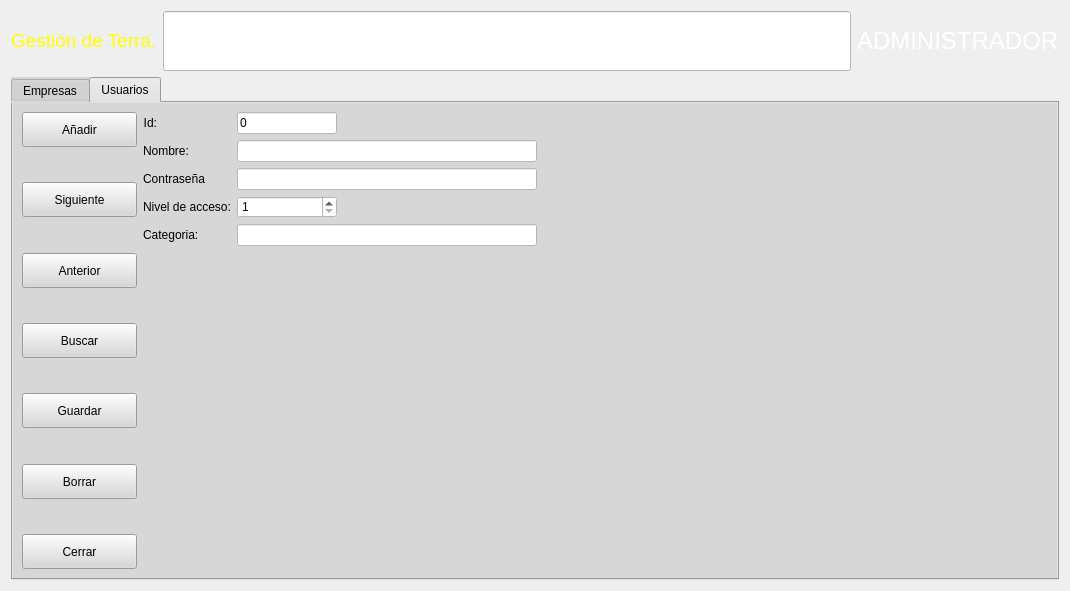
Before: the Qt Designer form frmempresas.ui in arcnexus/RedFoX, drawn with Qt 5.
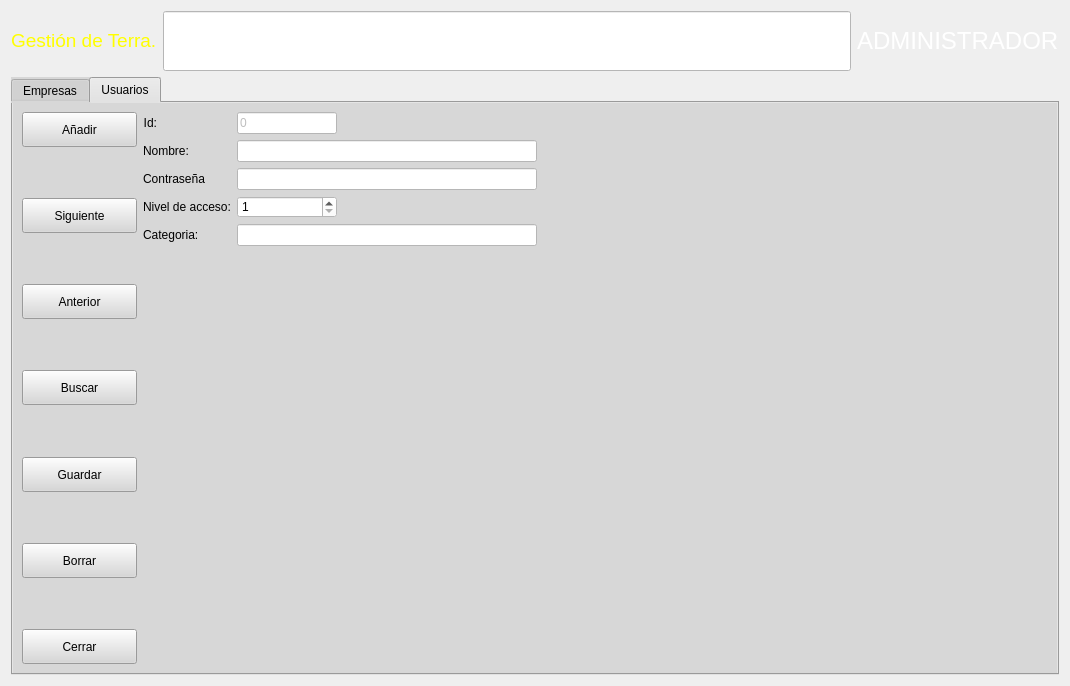
After: the same form once the commit is applied. The open tabs and pages were chosen to show the change. Icons and pictures are not drawn.

Commit message: Grabar usuarios en linux

```diff
--- a/frmempresas.ui
+++ b/frmempresas.ui
@@ -7,7 +7,7 @@
     <x>0</x>
     <y>0</y>
     <width>1070</width>
-    <height>591</height>
+    <height>686</height>
    </rect>
   </property>
   <property name="windowTitle">
@@ -1528,6 +1528,9 @@
         <layout class="QFormLayout" name="formLayout">
          <item row="0" column="1">
           <widget class="QLineEdit" name="txt_id_user">
+           <property name="enabled">
+            <bool>false</bool>
+           </property>
            <property name="maximumSize">
             <size>
              <width>100</width>
```
Left out of the diff: 2 changed lines with no effect on the pictures. The commit also changes 2 other files.
